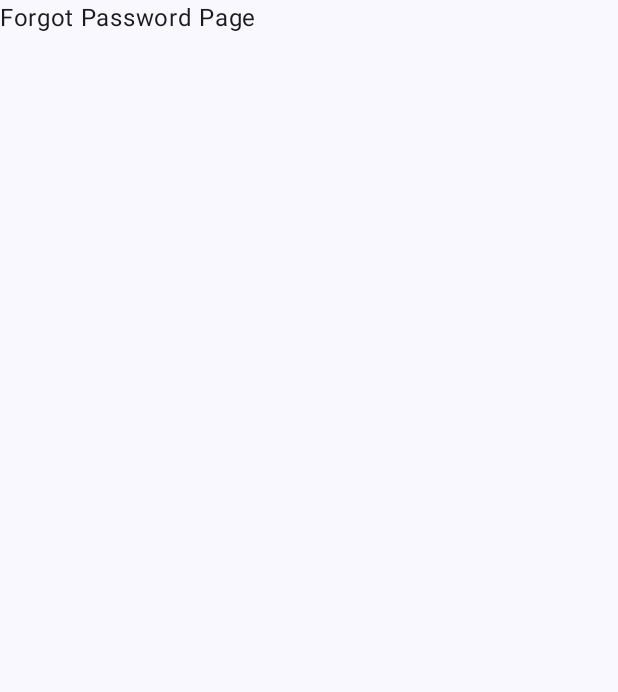
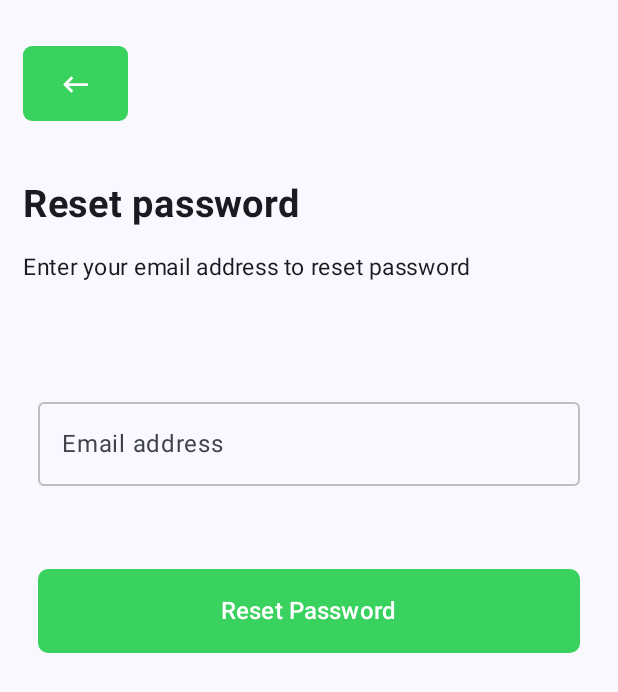
Before and after one commit to mohamadjamous/Social-Media-App, an Android app built with Jetpack Compose: the ForgotPasswordPage screen opened through its navigation route, on a phone screen of 412 x 824 dp. Before the commit the part shown is almost empty. Shown: the top 692 px of the screen. Run offline under Robolectric (Android 15) with nearby library versions, the phone set to English and light mode, and no system bars; our stand-ins replace Firebase (no records; nobody signed in at launch, a user with empty details on screens opened directly), livedata-compose.

Commit message:
Forgot Password Page

```diff
--- a/app/src/main/java/com/example/socialmediaapp/activities/MainActivity.kt
+++ b/app/src/main/java/com/example/socialmediaapp/activities/MainActivity.kt
@@ -43,6 +43,7 @@ import androidx.compose.ui.Alignment
 import androidx.compose.ui.Modifier
 import androidx.compose.ui.draw.clip
 import androidx.compose.ui.graphics.Color
+import androidx.compose.ui.platform.LocalContext
 import androidx.compose.ui.res.colorResource
 import androidx.compose.ui.res.painterResource
 import androidx.compose.ui.tooling.preview.Preview
@@ -62,12 +63,20 @@ import com.example.socialmediaapp.utils.AppNavigation
 import com.example.socialmediaapp.viewmodels.AuthViewModel
 import com.example.socialmediaapp.viewmodels.LoginViewModel
 import com.example.socialmediaapp.views.ItemGreeting
+import com.google.firebase.Firebase
+import com.google.firebase.FirebaseApp
+import com.google.firebase.auth.FirebaseAuth
+import com.google.firebase.auth.auth
 import kotlinx.coroutines.launch
 
 class MainActivity : ComponentActivity() {
+
+    private lateinit var auth: FirebaseAuth
+
     override fun onCreate(savedInstanceState: Bundle?) {
         super.onCreate(savedInstanceState)
         enableEdgeToEdge()
+        auth = Firebase.auth
 
         val authViewModel : AuthViewModel by viewModels()
         setContent {
--- a/app/src/main/java/com/example/socialmediaapp/utils/AppNavigation.kt
+++ b/app/src/main/java/com/example/socialmediaapp/utils/AppNavigation.kt
@@ -33,13 +33,20 @@ fun AppNavigation(modifier: Modifier = Modifier, authViewModel: AuthViewModel) {
         }
 
         composable("feed") {
-            FeedPage(navController = navController, authViewModel = authViewModel)
+//            FeedPage(navController = navController, authViewModel = authViewModel)
+            FeedPage(navController = navController)
         }
 
         composable("forgotpassword") {
             ForgotPasswordPage(navController = navController, authViewModel = authViewModel)
         }
 
+        composable("search") {
+
+        }
+
+
+
 
     })
 
--- a/app/src/main/java/com/example/socialmediaapp/views/ForgotPasswordPage.kt
+++ b/app/src/main/java/com/example/socialmediaapp/views/ForgotPasswordPage.kt
@@ -1,26 +1,125 @@
 package com.example.socialmediaapp.views
 
+import android.widget.Toast
+import androidx.compose.animation.animateContentSize
+import androidx.compose.foundation.layout.Column
+import androidx.compose.foundation.layout.fillMaxWidth
+import androidx.compose.foundation.layout.padding
+import androidx.compose.material3.ExperimentalMaterial3Api
+import androidx.compose.material3.OutlinedTextField
 import androidx.compose.material3.Text
+import androidx.compose.material3.TextFieldDefaults
 import androidx.compose.runtime.Composable
+import androidx.compose.runtime.LaunchedEffect
+import androidx.compose.runtime.getValue
+import androidx.compose.runtime.livedata.observeAsState
+import androidx.compose.runtime.mutableStateOf
+import androidx.compose.runtime.remember
+import androidx.compose.runtime.setValue
 import androidx.compose.ui.Modifier
+import androidx.compose.ui.platform.LocalContext
+import androidx.compose.ui.res.colorResource
+import androidx.compose.ui.text.font.FontStyle
+import androidx.compose.ui.text.font.FontWeight
 import androidx.compose.ui.tooling.preview.Preview
+import androidx.compose.ui.unit.dp
+import androidx.compose.ui.unit.sp
 import androidx.navigation.NavController
 import androidx.navigation.compose.rememberNavController
+import com.example.socialmediaapp.R
+import com.example.socialmediaapp.viewmodels.AuthState
 import com.example.socialmediaapp.viewmodels.AuthViewModel
+import com.example.socialmediaapp.views.components.BackButton
+import com.example.socialmediaapp.views.components.GreenButton
 
 
+@OptIn(ExperimentalMaterial3Api::class)
 @Composable
-fun ForgotPasswordPage(modifier: Modifier = Modifier,
-                       navController: NavController,
-                       authViewModel: AuthViewModel) {
+fun ForgotPasswordPage(
+    modifier: Modifier = Modifier,
+    navController: NavController,
+    authViewModel: AuthViewModel
+) {
+
+    var emailAddress by remember { mutableStateOf("") }
+    val authState = authViewModel.authState.observeAsState()
+    val context = LocalContext.current
+
+    LaunchedEffect(authState.value) {
+        when (authState.value) {
+            is AuthState.Authenticated -> Toast.makeText(
+                context, "Reset email has been sent!", Toast.LENGTH_SHORT
+            ).show()
+            is AuthState.Error -> Toast.makeText(
+                context,
+                (authState.value as AuthState.Error).message, Toast.LENGTH_SHORT
+            ).show()
+
+            else -> Unit
+        }
+    }
 
 
-    Text("Forgot Password Page")
+    Column {
+        BackButton(
+            modifier = Modifier
+                .padding(top = 15.dp)
+                .padding(15.dp)
+        ) {
+            navController.popBackStack()
+        }
+
+
+
+        Text("Reset password",
+            fontSize = 25.sp,
+            fontWeight = FontWeight.Bold,
+            modifier = Modifier
+                .padding(start = 15.dp)
+                .padding(top = 25.dp)
+        )
+
+        Text("Enter your email address to reset password",
+            fontSize = 15.sp,
+            modifier = Modifier
+                .padding(start = 15.dp)
+                .padding(top = 15.dp)
+        )
+
+        OutlinedTextField(
+            value = emailAddress,
+            onValueChange = { emailAddress = it },
+            label = { Text("Email address") },
+            colors = TextFieldDefaults.outlinedTextFieldColors(
+                focusedBorderColor = colorResource(id = R.color.green),  // Border color when focused
+                unfocusedBorderColor = colorResource(id = R.color.grey)  // Border color when not focused
+            ),
+            modifier = Modifier
+                .padding(top = 70.dp)
+                .padding(start = 25.dp)
+                .padding(end = 25.dp)
+                .fillMaxWidth()
+        )
+
+
+        GreenButton(
+            title = "Reset Password",
+            modifier = Modifier
+                .padding(25.dp)
+                .padding(top = 30.dp)
+                .animateContentSize(),
+            enabled = true,
+            isLoading = authState.value == AuthState.Loading
+        ) {
+            authViewModel.resetPassword(emailAddress)
+        }
+
+    }
+
 }
 
 
-
-@Preview
+@Preview(showSystemUi = true)
 @Composable
 fun ForgotPasswordPagePreview() {
 
--- a/app/src/main/java/com/example/socialmediaapp/views/IntroPage.kt
+++ b/app/src/main/java/com/example/socialmediaapp/views/IntroPage.kt
@@ -35,6 +35,7 @@ import androidx.compose.ui.Alignment
 import androidx.compose.ui.Modifier
 import androidx.compose.ui.draw.clip
 import androidx.compose.ui.layout.ContentScale
+import androidx.compose.ui.platform.LocalContext
 import androidx.compose.ui.res.colorResource
 import androidx.compose.ui.res.painterResource
 import androidx.compose.ui.tooling.preview.Preview
@@ -172,7 +173,7 @@ fun ItemGreeting(item: Triple<Int, String, String>) {
     ) {
         Image(
             painter = painterResource(id = item.first),
-            contentDescription = "image",
+                contentDescription = "image",
             contentScale = ContentScale.Crop,
             modifier = Modifier
                 .width(550.dp)
--- /dev/null
+++ b/app/src/main/res/drawable/search.xml
@@ -0,0 +1,5 @@
+<vector xmlns:android="http://schemas.android.com/apk/res/android" android:height="24dp" android:tint="#000000" android:viewportHeight="24" android:viewportWidth="24" android:width="24dp">
+
+    <path android:fillColor="@android:color/white" android:pathData="M15.5,14h-0.79l-0.28,-0.27C15.41,12.59 16,11.11 16,9.5 16,5.91 13.09,3 9.5,3S3,5.91 3,9.5 5.91,16 9.5,16c1.61,0 3.09,-0.59 4.23,-1.57l0.27,0.28v0.79l5,4.99L20.49,19l-4.99,-5zM9.5,14C7.01,14 5,11.99 5,9.5S7.01,5 9.5,5 14,7.01 14,9.5 11.99,14 9.5,14z"/>
+
+</vector>
```
Also changed, not shown: app/src/main/java/com/example/socialmediaapp/viewmodels/AuthViewModel.kt (+24 -1 lines), app/src/main/java/com/example/socialmediaapp/views/FeedPage.kt (+72 -20 lines), app/src/main/res/drawable/camera.xml (added, +7 -0 lines).
